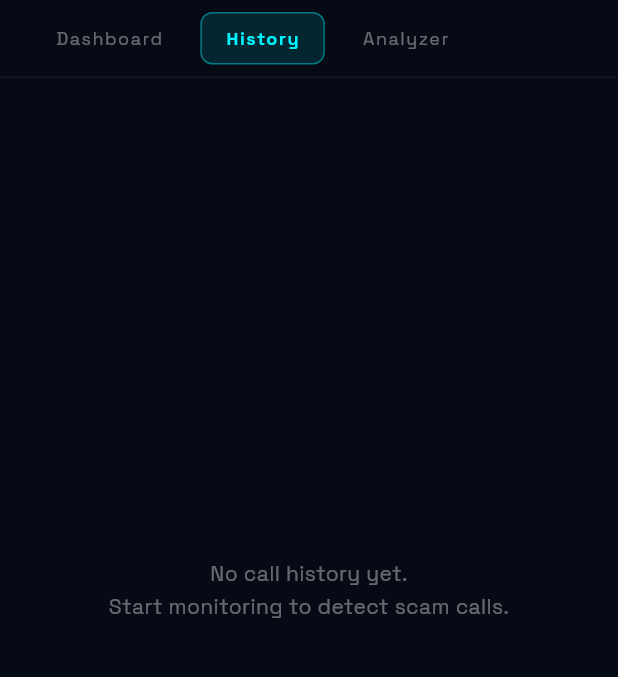
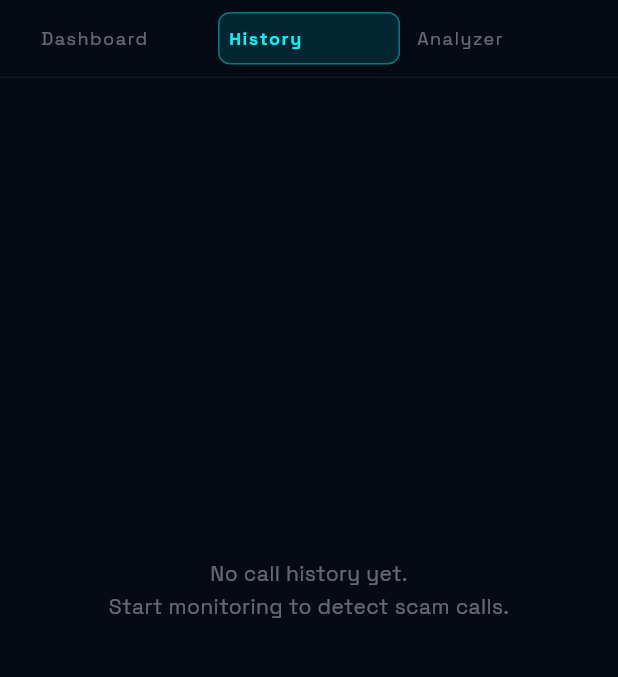
Before and after one commit to utsavdhakre-Xplorer/EchoShield, a Flutter app: the DashboardScreen screen opened by its route, after a tap on "History", on a phone screen of 412 x 824 dp, the part 135-812 px from its top. Run offline on Flutter 3.47's test engine with Material 3 defaults, Android fonts, the phone set to English and light mode, and no system bars; our stand-ins replace flutter_local_notifications, flutter_secure_storage, google_fonts, permission_handler, vibration; missing offline and left inert: record; accounts and stored records are empty.

Commit message:
Fix dashboard navigation tabs horizontal overflow

```diff
--- a/flutter-app/lib/screens/dashboard_screen.dart
+++ b/flutter-app/lib/screens/dashboard_screen.dart
@@ -246,9 +246,11 @@ class _DashboardScreenState extends State<DashboardScreen> {
                   padding: const EdgeInsets.symmetric(horizontal: 20),
                   child: Row(
                     children: [
-                      _navTab('Dashboard', 0),
-                      _navTab('History', 1),
-                      _navTab('Analyzer', 2),
+                      Expanded(child: _navTab('Dashboard', 0)),
+                      const SizedBox(width: 4),
+                      Expanded(child: _navTab('History', 1)),
+                      const SizedBox(width: 4),
+                      Expanded(child: _navTab('Analyzer', 2)),
                     ],
                   ),
                 ),
@@ -291,8 +293,8 @@ class _DashboardScreenState extends State<DashboardScreen> {
     return GestureDetector(
       onTap: () => setState(() => _navIndex = index),
       child: Container(
-        margin: const EdgeInsets.only(right: 8),
-        padding: const EdgeInsets.symmetric(horizontal: 16, vertical: 8),
+        margin: EdgeInsets.zero,
+        padding: const EdgeInsets.symmetric(horizontal: 6, vertical: 8),
         decoration: BoxDecoration(
           color: selected ? cyan.withValues(alpha: 0.12) : Colors.transparent,
           borderRadius: BorderRadius.circular(8),
```
